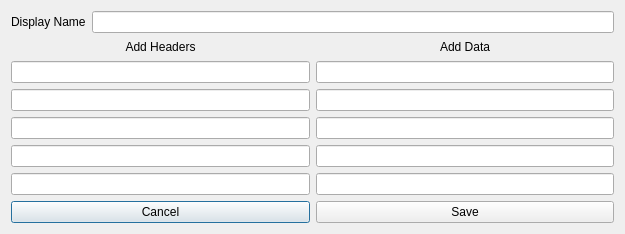
daniel-deru/WorkMate-3.0, file designs/xml/vault_add_window.ui: the form before one commit.
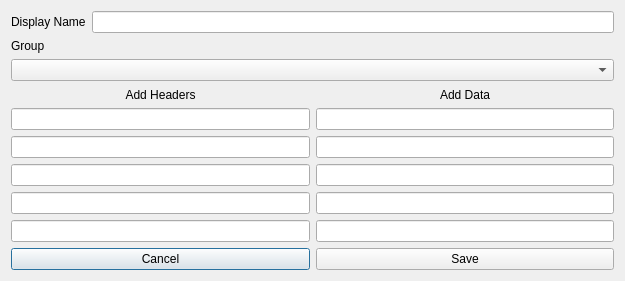
The form after the commit.

Commit message: added groups combo box to all the feature windows

Diff of the .ui file:
```diff
--- a/designs/xml/vault_add_window.ui
+++ b/designs/xml/vault_add_window.ui
@@ -7,7 +7,7 @@
     <x>0</x>
     <y>0</y>
     <width>625</width>
-    <height>234</height>
+    <height>281</height>
    </rect>
   </property>
   <property name="windowTitle">
@@ -28,6 +28,20 @@
      </item>
     </layout>
    </item>
+   <item>
+    <layout class="QVBoxLayout" name="verticalLayout_2">
+     <item>
+      <widget class="QLabel" name="lbl_group">
+       <property name="text">
+        <string>Group</string>
+       </property>
+      </widget>
+     </item>
+     <item>
+      <widget class="QComboBox" name="cmb_group"/>
+     </item>
+    </layout>
+   </item>
    <item>
     <layout class="QHBoxLayout" name="horizontalLayout">
      <item>
```
The commit also changes 45 other files.
